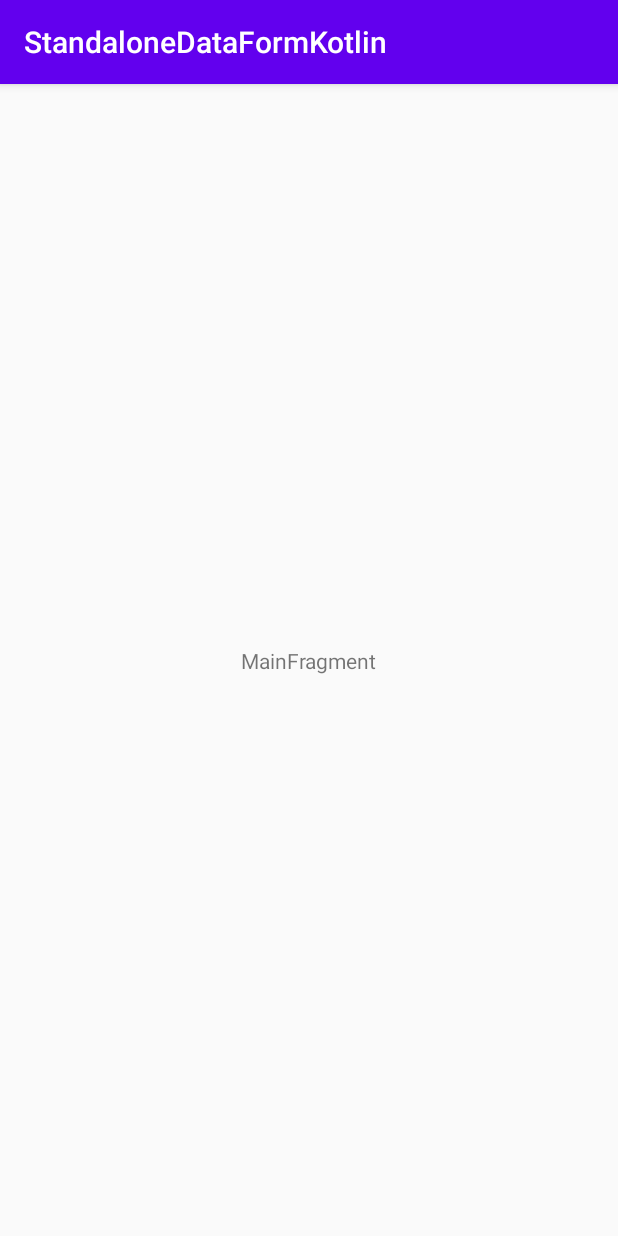
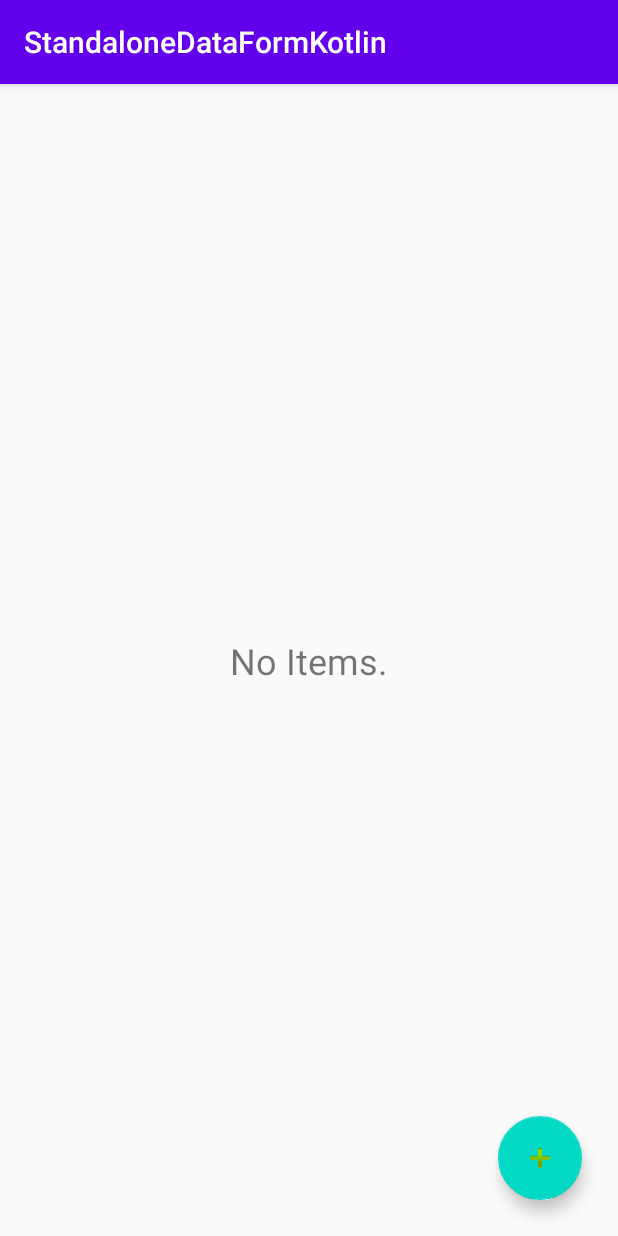
Before and after one commit to Yog8482/RoomDBDataFormKotlin, an Android app: the screen it shows after launch (MainActivity), on a phone screen of 412 x 824 dp. Run offline under Robolectric (Android 15) with nearby library versions, the phone set to English and light mode, and no system bars; 1 statement that could not run was skipped.

Commit message:
-Added navigation graph, controller and host -Added create_item_fragment.xml,item_list_fragment.xml & navigation_graph.xml -Added string resources -Created viewmodel class for item list fragment and create item fragment

```diff
--- a/app/src/main/java/com/standalone/dataformkotlin/MainActivity.kt
+++ b/app/src/main/java/com/standalone/dataformkotlin/MainActivity.kt
@@ -2,17 +2,13 @@ package com.standalone.dataformkotlin
 
 import androidx.appcompat.app.AppCompatActivity
 import android.os.Bundle
-import com.standalone.dataformkotlin.ui.main.MainFragment
+import com.standalone.dataformkotlin.ui.main.ItemListFragment
 
 class MainActivity : AppCompatActivity() {
 
     override fun onCreate(savedInstanceState: Bundle?) {
         super.onCreate(savedInstanceState)
         setContentView(R.layout.main_activity)
-        if (savedInstanceState == null) {
-            supportFragmentManager.beginTransaction()
-                    .replace(R.id.container, MainFragment.newInstance())
-                    .commitNow()
-        }
+
     }
 }
--- a/app/src/main/java/com/standalone/dataformkotlin/ui/main/MainFragment.kt
+++ b/app/src/main/java/com/standalone/dataformkotlin/ui/main/CreateItemFragment.kt
@@ -8,22 +8,24 @@ import android.view.View
 import android.view.ViewGroup
 import com.standalone.dataformkotlin.R
 
-class MainFragment : Fragment() {
+class CreateItemFragment : Fragment() {
 
     companion object {
-        fun newInstance() = MainFragment()
+        fun newInstance() = CreateItemFragment()
     }
 
-    private lateinit var viewModel: MainViewModel
+    private lateinit var viewModel: CreateItemViewModel
 
-    override fun onCreateView(inflater: LayoutInflater, container: ViewGroup?,
-                              savedInstanceState: Bundle?): View {
-        return inflater.inflate(R.layout.main_fragment, container, false)
+    override fun onCreateView(
+        inflater: LayoutInflater, container: ViewGroup?,
+        savedInstanceState: Bundle?
+    ): View? {
+        return inflater.inflate(R.layout.create_item_fragment, container, false)
     }
 
     override fun onActivityCreated(savedInstanceState: Bundle?) {
         super.onActivityCreated(savedInstanceState)
-        viewModel = ViewModelProviders.of(this).get(MainViewModel::class.java)
+        viewModel = ViewModelProviders.of(this).get(CreateItemViewModel::class.java)
         // TODO: Use the ViewModel
     }
 
--- /dev/null
+++ b/app/src/main/java/com/standalone/dataformkotlin/ui/main/ItemListFragment.kt
@@ -0,0 +1,47 @@
+package com.standalone.dataformkotlin.ui.main
+
+import androidx.lifecycle.ViewModelProviders
+import android.os.Bundle
+import androidx.fragment.app.Fragment
+import android.view.LayoutInflater
+import android.view.View
+import android.view.ViewGroup
+import androidx.lifecycle.ViewModelProvider
+import androidx.navigation.NavController
+import androidx.navigation.Navigation
+import androidx.navigation.fragment.NavHostFragment
+import com.standalone.dataformkotlin.R
+
+class ItemListFragment : Fragment(), View.OnClickListener {
+
+    companion object {
+        fun newInstance() = ItemListFragment()
+    }
+
+    private lateinit var viewModel: MainViewModel
+    var navController: NavController? = null
+
+    override fun onCreateView(
+        inflater: LayoutInflater, container: ViewGroup?,
+        savedInstanceState: Bundle?
+    ): View {
+        return inflater.inflate(R.layout.item_list_fragment, container, false)
+    }
+
+    override fun onActivityCreated(savedInstanceState: Bundle?) {
+        super.onActivityCreated(savedInstanceState)
+        viewModel = ViewModelProvider(this).get(MainViewModel::class.java)
+        // TODO: Use the ViewModel
+
+        val host: NavHostFragment = view
+                as NavHostFragment? ?: return
+
+        navController = host.navController
+
+    }
+
+    override fun onClick(v: View?) {
+        TODO("Not yet implemented")
+    }
+
+}
--- /dev/null
+++ b/app/src/main/res/anim/slide_in_left.xml
@@ -0,0 +1,7 @@
+<?xml version="1.0" encoding="utf-8"?>
+<set xmlns:android="http://schemas.android.com/apk/res/android">
+
+    <translate android:fromXDelta="-100%" android:toXDelta="0%"
+               android:fromYDelta="0%" android:toYDelta="0%"
+               android:duration="700"/>
+</set>
--- /dev/null
+++ b/app/src/main/res/anim/slide_in_right.xml
@@ -0,0 +1,7 @@
+<?xml version="1.0" encoding="utf-8"?>
+<set xmlns:android="http://schemas.android.com/apk/res/android">
+
+    <translate android:fromXDelta="100%" android:toXDelta="0%"
+               android:fromYDelta="0%" android:toYDelta="0%"
+               android:duration="700"/>
+</set>
--- /dev/null
+++ b/app/src/main/res/anim/slide_out_left.xml
@@ -0,0 +1,7 @@
+<?xml version="1.0" encoding="utf-8"?>
+<set xmlns:android="http://schemas.android.com/apk/res/android">
+
+    <translate android:fromXDelta="0%" android:toXDelta="-100%"
+               android:fromYDelta="0%" android:toYDelta="0%"
+               android:duration="700"/>
+</set>
--- /dev/null
+++ b/app/src/main/res/anim/slide_out_right.xml
@@ -0,0 +1,7 @@
+<?xml version="1.0" encoding="utf-8"?>
+<set xmlns:android="http://schemas.android.com/apk/res/android">
+
+    <translate android:fromXDelta="0%" android:toXDelta="100%"
+               android:fromYDelta="0%" android:toYDelta="0%"
+               android:duration="700"/>
+</set>
--- /dev/null
+++ b/app/src/main/res/layout/item_list_fragment.xml
@@ -0,0 +1,37 @@
+<?xml version="1.0" encoding="utf-8"?>
+<androidx.constraintlayout.widget.ConstraintLayout xmlns:android="http://schemas.android.com/apk/res/android"
+    xmlns:app="http://schemas.android.com/apk/res-auto"
+    xmlns:tools="http://schemas.android.com/tools"
+    android:id="@+id/main"
+    android:layout_width="match_parent"
+    android:layout_height="match_parent"
+    tools:context=".ui.main.ItemListFragment">
+
+
+    <com.google.android.material.textview.MaterialTextView
+        android:layout_width="wrap_content"
+        android:layout_height="wrap_content"
+        android:layout_marginStart="8dp"
+        android:layout_marginLeft="8dp"
+        android:layout_marginEnd="8dp"
+        android:layout_marginRight="8dp"
+        android:text="@string/no_items"
+        android:textSize="24sp"
+        app:layout_constraintBottom_toBottomOf="parent"
+        app:layout_constraintEnd_toEndOf="parent"
+        app:layout_constraintStart_toStartOf="parent"
+        app:layout_constraintTop_toTopOf="parent" />
+
+    <com.google.android.material.floatingactionbutton.FloatingActionButton
+        android:id="@+id/fab_create_item"
+        android:layout_width="wrap_content"
+        android:layout_height="wrap_content"
+        android:layout_marginEnd="16dp"
+        android:layout_marginRight="16dp"
+        android:layout_marginBottom="16dp"
+        android:clickable="true"
+        app:layout_constraintBottom_toBottomOf="parent"
+        app:layout_constraintEnd_toEndOf="parent"
+        app:srcCompat="@android:drawable/ic_input_add" />
+
+</androidx.constraintlayout.widget.ConstraintLayout>
--- a/app/src/main/res/layout/main_activity.xml
+++ b/app/src/main/res/layout/main_activity.xml
@@ -1,7 +1,28 @@
 <?xml version="1.0" encoding="utf-8"?>
-<FrameLayout xmlns:android="http://schemas.android.com/apk/res/android"
+<androidx.constraintlayout.widget.ConstraintLayout xmlns:android="http://schemas.android.com/apk/res/android"
+    xmlns:app="http://schemas.android.com/apk/res-auto"
     xmlns:tools="http://schemas.android.com/tools"
     android:id="@+id/container"
     android:layout_width="match_parent"
     android:layout_height="match_parent"
-    tools:context=".MainActivity" />
+    android:orientation="vertical"
+    tools:context=".MainActivity">
+
+    <fragment
+        android:id="@+id/my_nav_host_fragment"
+        android:name="androidx.navigation.fragment.NavHostFragment"
+        android:layout_width="0dp"
+        android:layout_height="match_parent"
+        android:layout_marginStart="8dp"
+        android:layout_marginLeft="8dp"
+        android:layout_marginTop="8dp"
+        android:layout_marginEnd="8dp"
+        android:layout_marginRight="8dp"
+        android:layout_marginBottom="8dp"
+        app:defaultNavHost="true"
+        app:layout_constraintBottom_toBottomOf="parent"
+        app:layout_constraintEnd_toEndOf="parent"
+        app:layout_constraintStart_toStartOf="parent"
+        app:layout_constraintTop_toTopOf="parent"
+        app:navGraph="@navigation/navigation_graph" />
+</androidx.constraintlayout.widget.ConstraintLayout>
--- a/app/src/main/res/layout/main_fragment.xml
+++ /dev/null
@@ -1,20 +0,0 @@
-<?xml version="1.0" encoding="utf-8"?>
-<androidx.constraintlayout.widget.ConstraintLayout xmlns:android="http://schemas.android.com/apk/res/android"
-    xmlns:app="http://schemas.android.com/apk/res-auto"
-    xmlns:tools="http://schemas.android.com/tools"
-    android:id="@+id/main"
-    android:layout_width="match_parent"
-    android:layout_height="match_parent"
-    tools:context=".ui.main.MainFragment">
-
-    <TextView
-        android:id="@+id/message"
-        android:layout_width="wrap_content"
-        android:layout_height="wrap_content"
-        android:text="MainFragment"
-        app:layout_constraintBottom_toBottomOf="parent"
-        app:layout_constraintEnd_toEndOf="parent"
-        app:layout_constraintStart_toStartOf="parent"
-        app:layout_constraintTop_toTopOf="parent" />
-
-</androidx.constraintlayout.widget.ConstraintLayout>
--- /dev/null
+++ b/app/src/main/res/navigation/navigation_graph.xml
@@ -0,0 +1,30 @@
+<?xml version="1.0" encoding="utf-8"?>
+<navigation xmlns:android="http://schemas.android.com/apk/res/android"
+    xmlns:app="http://schemas.android.com/apk/res-auto"
+    xmlns:tools="http://schemas.android.com/tools"
+    android:id="@+id/navigation_graph"
+    app:startDestination="@id/itemListFragment">
+
+    <fragment
+        android:id="@+id/itemListFragment"
+        android:name="com.standalone.dataformkotlin.ui.main.ItemListFragment"
+        android:label="item_list_fragment"
+        tools:layout="@layout/item_list_fragment">
+        <action
+            android:id="@+id/action_itemListFragment_to_createItemFragment"
+            app:destination="@id/createItemFragment"
+            app:enterAnim="@anim/slide_in_right"
+            app:exitAnim="@anim/slide_out_left"
+            app:popEnterAnim="@anim/slide_in_left"
+            app:popExitAnim="@anim/slide_out_right" />
+    </fragment>
+    <fragment
+        android:id="@+id/createItemFragment"
+        android:name="com.standalone.dataformkotlin.ui.main.CreateItemFragment"
+        android:label="create_item_fragment"
+        tools:layout="@layout/create_item_fragment">
+        <action
+            android:id="@+id/action_createItemFragment_to_itemListFragment"
+            app:popUpTo="@id/itemListFragment" />
+    </fragment>
+</navigation>
```
Also changed, not shown: app/src/main/java/com/standalone/dataformkotlin/ui/main/CreateItemViewModel.kt (added, +7 -0 lines), app/src/main/res/layout/create_item_fragment.xml (added, +139 -0 lines), app/src/main/res/values/strings.xml (+8 -0 lines).
